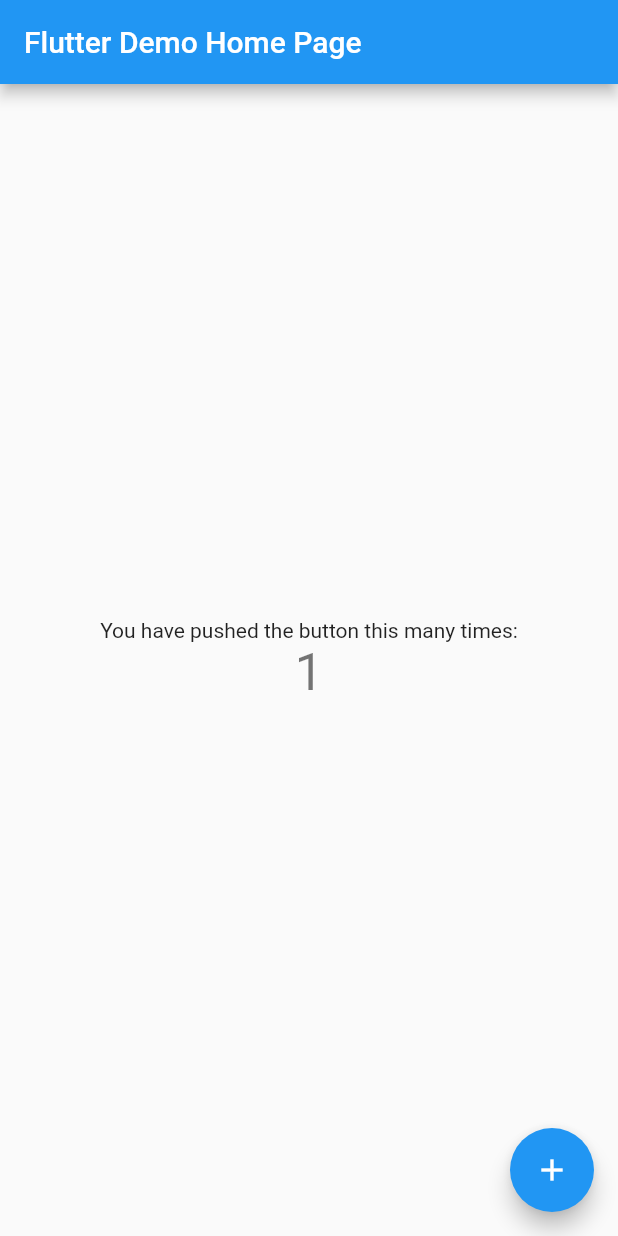
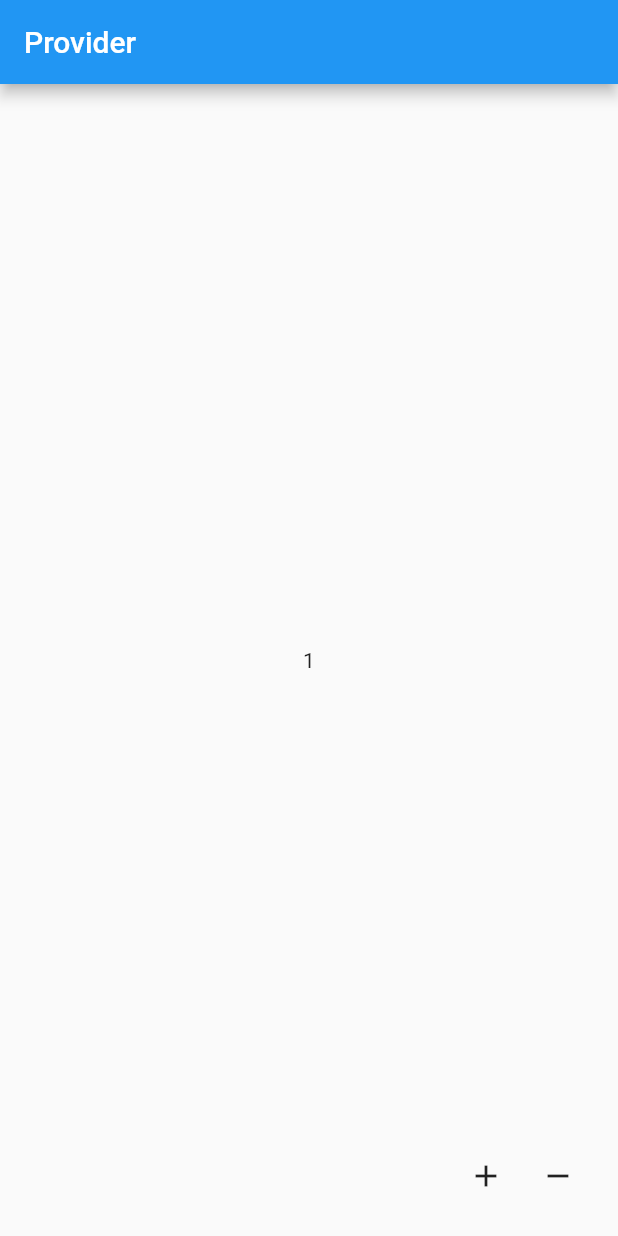
Before and after one commit to sudar-life/flutter_provider_sample, a Flutter app: the screen it shows after launch, after a tap on the "add" icon, on a phone screen of 412 x 824 dp. Run offline on Flutter 3.47's test engine with Material 2 defaults, Android fonts, the phone set to English and light mode, and no system bars.

Commit message:
feat : 더하기 기능하는 provider

```diff
--- a/lib/main.dart
+++ b/lib/main.dart
@@ -1,117 +1,32 @@
 import 'package:flutter/material.dart';
+import 'package:flutter_provider_sample/src/provider/counter_provider.dart';
+import 'package:flutter_provider_sample/src/ui/home.dart';
+import 'package:provider/provider.dart';
 
 void main() {
   runApp(MyApp());
 }
 
 class MyApp extends StatelessWidget {
-  // This widget is the root of your application.
   @override
   Widget build(BuildContext context) {
     return MaterialApp(
       title: 'Flutter Demo',
       theme: ThemeData(
-        // This is the theme of your application.
-        //
-        // Try running your application with "flutter run". You'll see the
-        // application has a blue toolbar. Then, without quitting the app, try
-        // changing the primarySwatch below to Colors.green and then invoke
-        // "hot reload" (press "r" in the console where you ran "flutter run",
-        // or simply save your changes to "hot reload" in a Flutter IDE).
-        // Notice that the counter didn't reset back to zero; the application
-        // is not restarted.
         primarySwatch: Colors.blue,
-        // This makes the visual density adapt to the platform that you run
-        // the app on. For desktop platforms, the controls will be smaller and
-        // closer together (more dense) than on mobile platforms.
         visualDensity: VisualDensity.adaptivePlatformDensity,
       ),
-      home: MyHomePage(title: 'Flutter Demo Home Page'),
+      home: MultiProvider(
+        providers: [
+          ChangeNotifierProvider(
+              create: (BuildContext context) => CounterProvider())
+        ],
+        child: Home(),
+      ),
+      // home: ChangeNotifierProvider(
+      //   create: (BuildContext context) => CounterProvider(),
+      //   child: Home(),
+      // ),
     );
   }
 }
-
-class MyHomePage extends StatefulWidget {
-  MyHomePage({Key key, this.title}) : super(key: key);
-
-  // This widget is the home page of your application. It is stateful, meaning
-  // that it has a State object (defined below) that contains fields that affect
-  // how it looks.
-
-  // This class is the configuration for the state. It holds the values (in this
-  // case the title) provided by the parent (in this case the App widget) and
-  // used by the build method of the State. Fields in a Widget subclass are
-  // always marked "final".
-
-  final String title;
-
-  @override
-  _MyHomePageState createState() => _MyHomePageState();
-}
-
-class _MyHomePageState extends State<MyHomePage> {
-  int _counter = 0;
-
-  void _incrementCounter() {
-    setState(() {
-      // This call to setState tells the Flutter framework that something has
-      // changed in this State, which causes it to rerun the build method below
-      // so that the display can reflect the updated values. If we changed
-      // _counter without calling setState(), then the build method would not be
-      // called again, and so nothing would appear to happen.
-      _counter++;
-    });
-  }
-
-  @override
-  Widget build(BuildContext context) {
-    // This method is rerun every time setState is called, for instance as done
-    // by the _incrementCounter method above.
-    //
-    // The Flutter framework has been optimized to make rerunning build methods
-    // fast, so that you can just rebuild anything that needs updating rather
-    // than having to individually change instances of widgets.
-    return Scaffold(
-      appBar: AppBar(
-        // Here we take the value from the MyHomePage object that was created by
-        // the App.build method, and use it to set our appbar title.
-        title: Text(widget.title),
-      ),
-      body: Center(
-        // Center is a layout widget. It takes a single child and positions it
-        // in the middle of the parent.
-        child: Column(
-          // Column is also a layout widget. It takes a list of children and
-          // arranges them vertically. By default, it sizes itself to fit its
-          // children horizontally, and tries to be as tall as its parent.
-          //
-          // Invoke "debug painting" (press "p" in the console, choose the
-          // "Toggle Debug Paint" action from the Flutter Inspector in Android
-          // Studio, or the "Toggle Debug Paint" command in Visual Studio Code)
-          // to see the wireframe for each widget.
-          //
-          // Column has various properties to control how it sizes itself and
-          // how it positions its children. Here we use mainAxisAlignment to
-          // center the children vertically; the main axis here is the vertical
-          // axis because Columns are vertical (the cross axis would be
-          // horizontal).
-          mainAxisAlignment: MainAxisAlignment.center,
-          children: <Widget>[
-            Text(
-              'You have pushed the button this many times:',
-            ),
-            Text(
-              '$_counter',
-              style: Theme.of(context).textTheme.headline4,
-            ),
-          ],
-        ),
-      ),
-      floatingActionButton: FloatingActionButton(
-        onPressed: _incrementCounter,
-        tooltip: 'Increment',
-        child: Icon(Icons.add),
-      ), // This trailing comma makes auto-formatting nicer for build methods.
-    );
-  }
-}
--- /dev/null
+++ b/lib/src/component/count_view.dart
@@ -0,0 +1,23 @@
+import 'package:flutter/material.dart';
+import 'package:flutter_provider_sample/src/provider/counter_provider.dart';
+import 'package:provider/provider.dart';
+
+class CountView extends StatelessWidget {
+  const CountView({Key key}) : super(key: key);
+
+  @override
+  Widget build(BuildContext context) {
+    return Center(
+      child: Text(
+        Provider.of<CounterProvider>(context).count.toString(),
+      ),
+    );
+    // return Center(
+    //   child: Consumer<CounterProvider>(builder: (context, provider, child) {
+    //     return Text(
+    //       provider.count.toString(),
+    //     );
+    //   }),
+    // );
+  }
+}
--- /dev/null
+++ b/lib/src/provider/counter_provider.dart
@@ -0,0 +1,16 @@
+import 'package:flutter/material.dart';
+import 'package:provider/provider.dart';
+
+class CounterProvider extends ChangeNotifier {
+  int _count = 0;
+  int get count => _count;
+  add() {
+    _count++;
+    notifyListeners();
+  }
+
+  subtract() {
+    _count--;
+    notifyListeners();
+  }
+}
--- /dev/null
+++ b/lib/src/ui/home.dart
@@ -0,0 +1,33 @@
+import 'package:flutter/material.dart';
+import 'package:flutter_provider_sample/src/component/count_view.dart';
+import 'package:flutter_provider_sample/src/provider/counter_provider.dart';
+import 'package:provider/provider.dart';
+
+class Home extends StatelessWidget {
+  const Home({Key key}) : super(key: key);
+
+  @override
+  Widget build(BuildContext context) {
+    CounterProvider countProvider =
+        Provider.of<CounterProvider>(context, listen: false);
+    return Scaffold(
+      appBar: AppBar(
+        title: Text("Provider"),
+      ),
+      body: CountView(),
+      floatingActionButton: Row(
+        mainAxisAlignment: MainAxisAlignment.end,
+        children: [
+          IconButton(
+            icon: Icon(Icons.add),
+            onPressed: () => countProvider.add(),
+          ),
+          IconButton(
+            icon: Icon(Icons.remove),
+            onPressed: () => countProvider.subtract(),
+          ),
+        ],
+      ),
+    );
+  }
+}
--- a/pubspec.yaml
+++ b/pubspec.yaml
@@ -24,10 +24,8 @@ dependencies:
   flutter:
     sdk: flutter
 
-
-  # The following adds the Cupertino Icons font to your application.
-  # Use with the CupertinoIcons class for iOS style icons.
   cupertino_icons: ^0.1.3
+  provider: ^4.3.2
 
 dev_dependencies:
   flutter_test:
```
Also changed, not shown: pubspec.lock.
